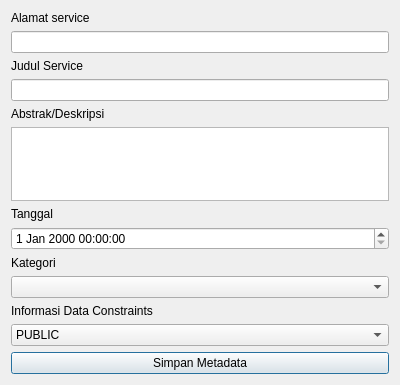
sandynagara/Palapa, file ui/register_metadata_service.ui: the form before one commit.
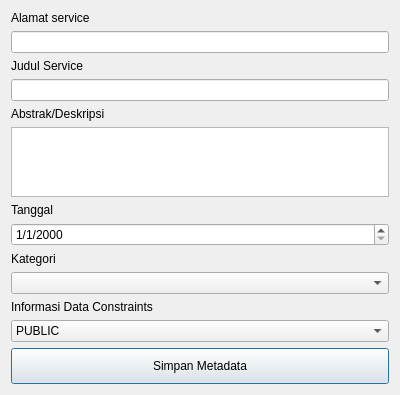
The form after the commit. Custom widgets are drawn as their Qt base class.

Diff of the .ui file:
```diff
--- a/ui/register_metadata_service.ui
+++ b/ui/register_metadata_service.ui
@@ -52,7 +52,11 @@
     </widget>
    </item>
    <item>
-    <widget class="QgsDateTimeEdit" name="date_tanggal"/>
+    <widget class="QgsDateTimeEdit" name="date_tanggal">
+     <property name="displayFormat">
+      <string>M/d/yyyy </string>
+     </property>
+    </widget>
    </item>
    <item>
     <widget class="QLabel" name="label_5">
@@ -102,6 +106,9 @@
        <property name="cursor">
         <cursorShape>PointingHandCursor</cursorShape>
        </property>
+       <property name="styleSheet">
+        <string notr="true">padding:10px</string>
+       </property>
        <property name="text">
         <string>Simpan Metadata</string>
        </property>
```
